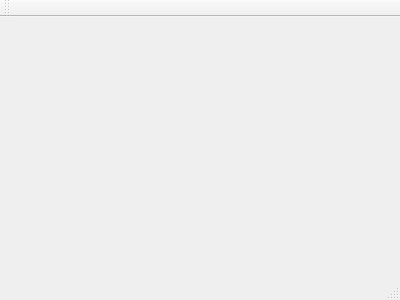
Mau99ricio/TP4, file mainwindow.ui: the form before one commit.
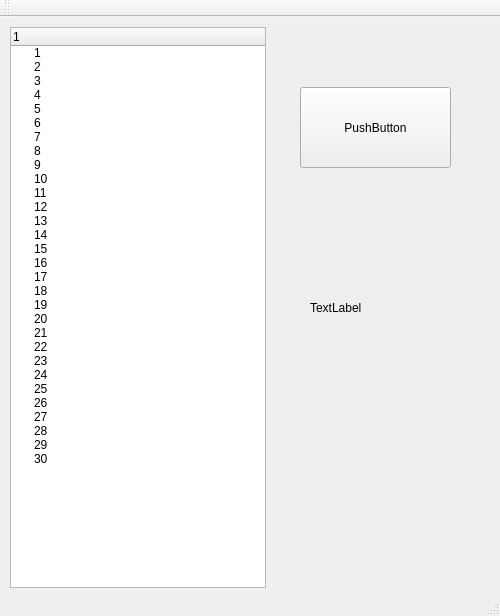
The form after the commit.

Diff of the .ui file:
```diff
--- a/mainwindow.ui
+++ b/mainwindow.ui
@@ -1,24 +1,231 @@
 <ui version="4.0">
  <class>MainWindow</class>
- <widget class="QMainWindow" name="MainWindow" >
-  <property name="geometry" >
+ <widget class="QMainWindow" name="MainWindow">
+  <property name="geometry">
    <rect>
     <x>0</x>
     <y>0</y>
-    <width>400</width>
-    <height>300</height>
+    <width>500</width>
+    <height>616</height>
    </rect>
   </property>
   <property name="windowTitle" >
    <string>MainWindow</string>
   </property>
-  <widget class="QMenuBar" name="menuBar" />
-  <widget class="QToolBar" name="mainToolBar" />
-  <widget class="QWidget" name="centralWidget" />
-  <widget class="QStatusBar" name="statusBar" />
+  <widget class="QWidget" name="centralWidget">
+   <widget class="QPushButton" name="pushButton">
+    <property name="geometry">
+     <rect>
+      <x>300</x>
+      <y>70</y>
+      <width>151</width>
+      <height>81</height>
+     </rect>
+    </property>
+    <property name="text">
+     <string>PushButton</string>
+    </property>
+   </widget>
+   <widget class="QLabel" name="label">
+    <property name="geometry">
+     <rect>
+      <x>310</x>
+      <y>260</y>
+      <width>151</width>
+      <height>61</height>
+     </rect>
+    </property>
+    <property name="text">
+     <string>TextLabel</string>
+    </property>
+   </widget>
+   <widget class="QTreeWidget" name="treeWidget">
+    <property name="geometry">
+     <rect>
+      <x>10</x>
+      <y>10</y>
+      <width>256</width>
+      <height>561</height>
+     </rect>
+    </property>
+    <column>
+     <property name="text">
+      <string>1</string>
+     </property>
+    </column>
+    <item>
+     <property name="text">
+      <string>1</string>
+     </property>
+    </item>
+    <item>
+     <property name="text">
+      <string>2</string>
+     </property>
+    </item>
+    <item>
+     <property name="text">
+      <string>3</string>
+     </property>
+    </item>
+    <item>
+     <property name="text">
+      <string>4</string>
+     </property>
+    </item>
+    <item>
+     <property name="text">
+      <string>5</string>
+     </property>
+    </item>
+    <item>
+     <property name="text">
+      <string>6</string>
+     </property>
+    </item>
+    <item>
+     <property name="text">
+      <string>7</string>
+     </property>
+    </item>
+    <item>
+     <property name="text">
+      <string>8</string>
+     </property>
+    </item>
+    <item>
+     <property name="text">
+      <string>9</string>
+     </property>
+    </item>
+    <item>
+     <property name="text">
+      <string>10</string>
+     </property>
+    </item>
+    <item>
+     <property name="text">
+      <string>11</string>
+     </property>
+    </item>
+    <item>
+     <property name="text">
+      <string>12</string>
+     </property>
+    </item>
+    <item>
+     <property name="text">
+      <string>13</string>
+     </property>
+    </item>
+    <item>
+     <property name="text">
+      <string>14</string>
+     </property>
+    </item>
+    <item>
+     <property name="text">
+      <string>15</string>
+     </property>
+    </item>
+    <item>
+     <property name="text">
+      <string>16</string>
+     </property>
+    </item>
+    <item>
+     <property name="text">
+      <string>17</string>
+     </property>
+    </item>
+    <item>
+     <property name="text">
+      <string>18</string>
+     </property>
+    </item>
+    <item>
+     <property name="text">
+      <string>19</string>
+     </property>
+    </item>
+    <item>
+     <property name="text">
+      <string>20</string>
+     </property>
+    </item>
+    <item>
+     <property name="text">
+      <string>21</string>
+     </property>
+    </item>
+    <item>
+     <property name="text">
+      <string>22</string>
+     </property>
+    </item>
+    <item>
+     <property name="text">
+      <string>23</string>
+     </property>
+    </item>
+    <item>
+     <property name="text">
+      <string>24</string>
+     </property>
+    </item>
+    <item>
+     <property name="text">
+      <string>25</string>
+     </property>
+    </item>
+    <item>
+     <property name="text">
+      <string>26</string>
+     </property>
+    </item>
+    <item>
+     <property name="text">
+      <string>27</string>
+     </property>
+    </item>
+    <item>
+     <property name="text">
+      <string>28</string>
+     </property>
+    </item>
+    <item>
+     <property name="text">
+      <string>29</string>
+     </property>
+    </item>
+    <item>
+     <property name="text">
+      <string>30</string>
+     </property>
+    </item>
+   </widget>
+  </widget>
+  <widget class="QMenuBar" name="menuBar">
+   <property name="geometry">
+    <rect>
+     <x>0</x>
+     <y>0</y>
+     <width>500</width>
+     <height>21</height>
+    </rect>
+   </property>
+  </widget>
+  <widget class="QToolBar" name="mainToolBar">
+   <attribute name="toolBarArea">
+    <enum>TopToolBarArea</enum>
+   </attribute>
+   <attribute name="toolBarBreak">
+    <bool>false</bool>
+   </attribute>
+  </widget>
+  <widget class="QStatusBar" name="statusBar"/>
  </widget>
- <layoutDefault spacing="6" margin="11" />
- <pixmapfunction></pixmapfunction>
+ <layoutdefault spacing="6" margin="11"/>
  <resources/>
  <connections/>
 </ui>
```
Left out of the diff: 3 changed lines with no effect on the pictures.
